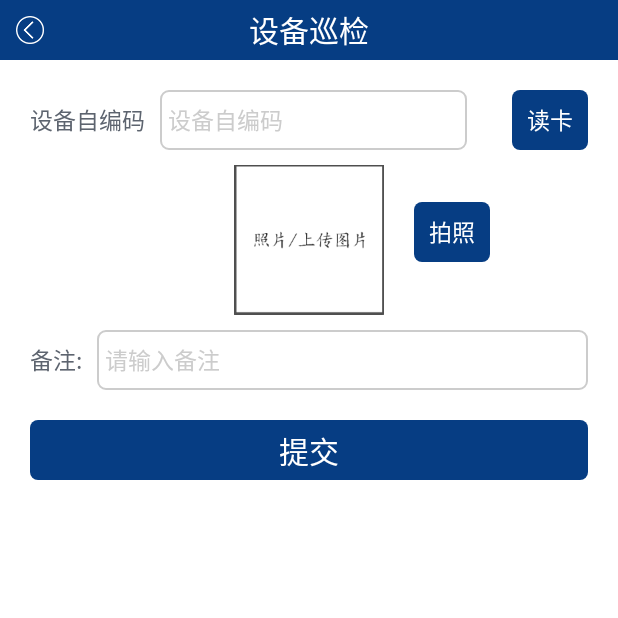
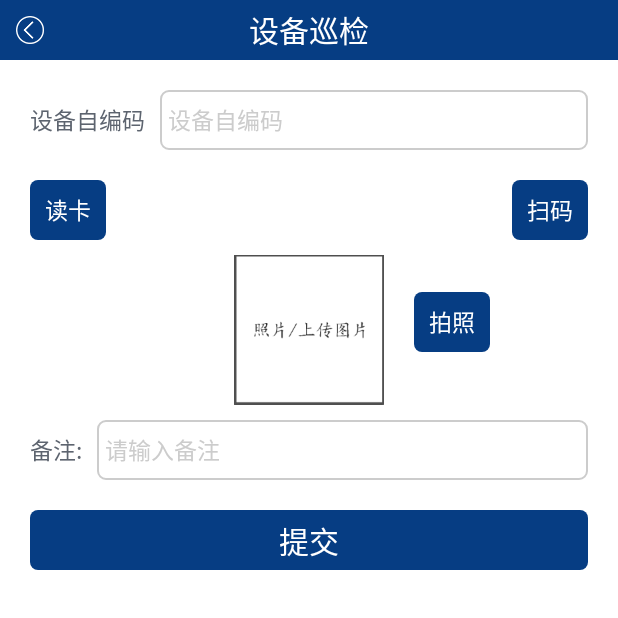
Before and after one commit to haipengc51/wzglxc, an Android app: the DeviceInspectionActivity screen opened directly, with no data from a screen before it, on a phone screen of 412 x 824 dp, the top half of it. Run offline under Robolectric (Android 15) with nearby library versions, the phone set to English and light mode, and no system bars; our stand-ins replace ButterKnife; libraries missing offline, so code that uses them is left out: com.luck.picture.

Commit message:
巡检和转场添加上扫码

```diff
--- a/app/src/main/res/layout/activity_device_inspection.xml
+++ b/app/src/main/res/layout/activity_device_inspection.xml
@@ -38,16 +38,29 @@
             android:textColor="@color/text_content_color"
             android:textSize="@dimen/content_text_size"/>
 
+    </LinearLayout>
+
+    <RelativeLayout
+        android:layout_width="match_parent"
+        android:layout_height="@dimen/item_height"
+        android:layout_marginTop="@dimen/marginTop20"
+        android:orientation="vertical">
+
         <TextView
             android:id="@+id/read_card"
             style="@style/little_button_style"
+            android:layout_marginLeft="@dimen/marginTop20"
+            android:layout_alignParentLeft="true"
+            android:text="@string/read_card"/>
+
+        <TextView
+            android:id="@+id/sao_ma"
+            style="@style/little_button_style"
             android:layout_marginRight="@dimen/marginTop20"
-            android:layout_marginLeft="@dimen/marginTop10"
-            android:layout_gravity="center_vertical"
-            android:text="@string/read_card"
-            android:visibility="visible"/>
+            android:layout_alignParentRight="true"
+            android:text="@string/recongnize_code"/>
 
-    </LinearLayout>
+    </RelativeLayout>
 
     <RelativeLayout
         android:layout_width="match_parent"
```
Also changed, not shown: app/src/main/java/com/jiekai/wzglxc/ui/DeviceInspectionActivity.java (+48 -9 lines), app/src/main/java/com/jiekai/wzglxc/ui/DeviceMoveActivity.java (+47 -9 lines), app/src/main/res/layout/activity_device_move.xml (+18 -5 lines).
